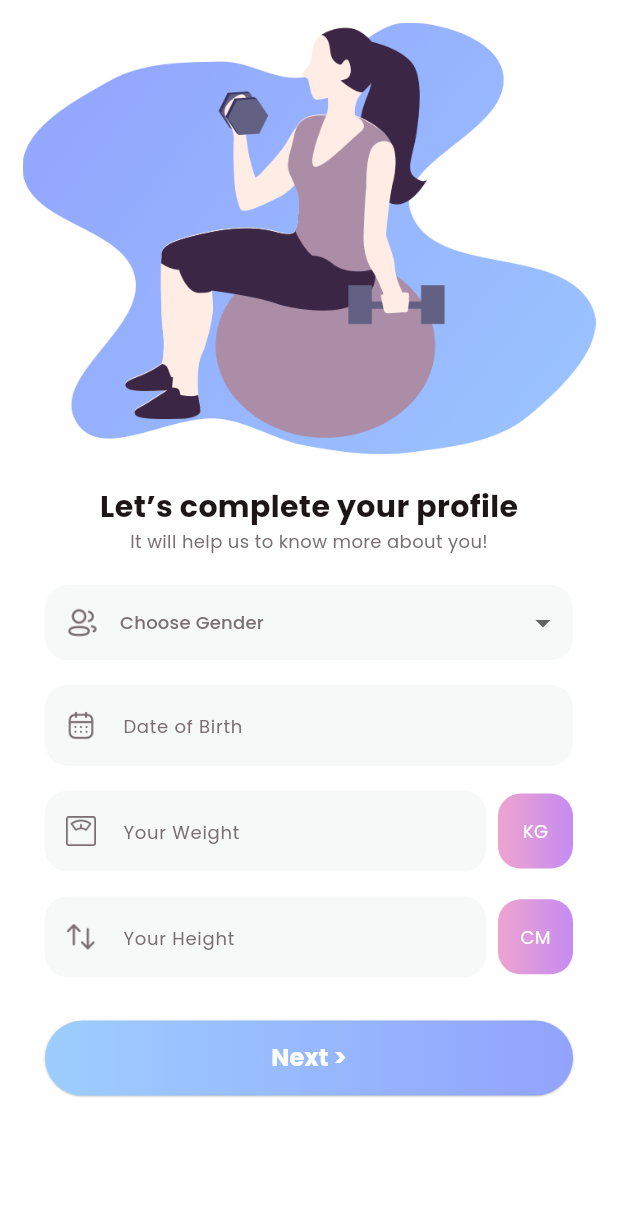
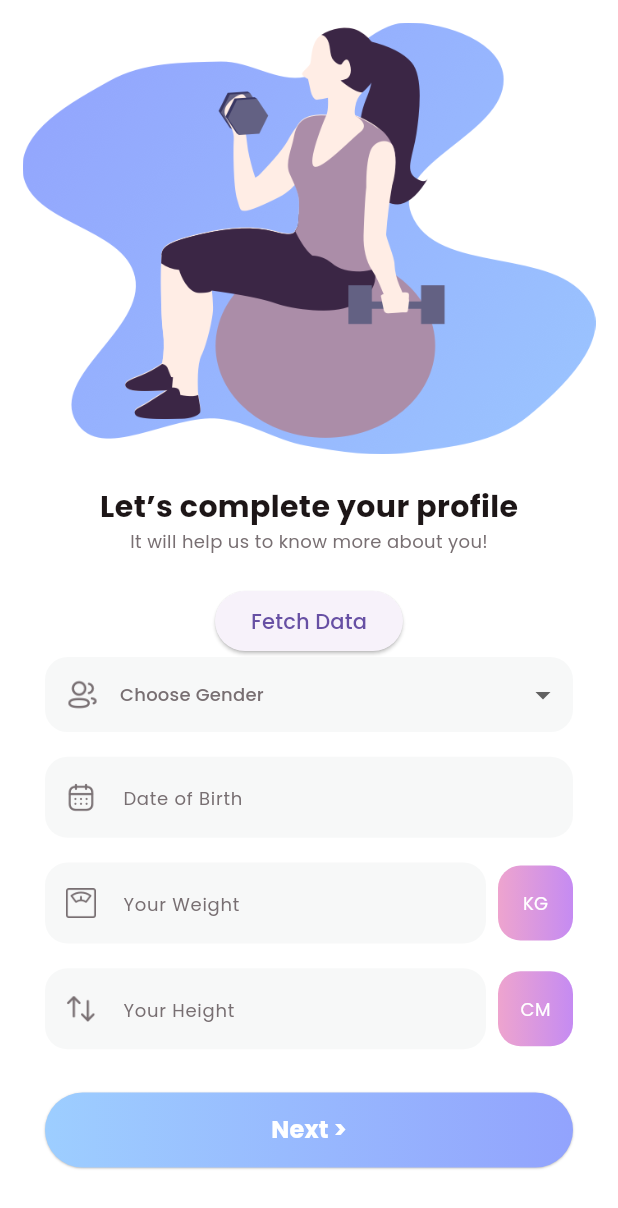
Before and after one commit to Hew01/fitness-app, a Flutter app: the CompleteProfileView screen opened directly, on a phone screen of 412 x 824 dp. Shown: the top 1208 px of the screen. Run offline on Flutter 3.47's test engine with Material 3 defaults, Android fonts, the phone set to English and light mode, and no system bars; drawn by our look-alikes of date_field; our stand-ins replace animated_toggle_switch, carousel_slider, fl_chart, readmore, scrollable_positioned_list, simple_circular_progress_bar; missing offline and left inert: dotted_dashed_line, simple_animation_progress_bar; key blocks and very long unbroken strings in the code were emptied for the run.

Commit message:
fix flow

```diff
--- a/lib/common_widget/round_textfield.dart
+++ b/lib/common_widget/round_textfield.dart
@@ -9,9 +9,10 @@ class RoundTextField extends StatelessWidget {
   final String hitText;
   final String icon;
   final Widget? rigtIcon;
+  final Function()? onTap;
   final bool obscureText;
   final EdgeInsets? margin;
-  const RoundTextField({super.key, required this.hitText, required this.icon, this.controller, this.margin, this.keyboardType, this.obscureText = false , this.rigtIcon });
+  const RoundTextField({super.key, required this.hitText, required this.icon, this.controller, this.onTap, this.margin, this.keyboardType, this.obscureText = false , this.rigtIcon});
 
   @override
   Widget build(BuildContext context) {
@@ -23,6 +24,7 @@ class RoundTextField extends StatelessWidget {
         controller: controller,
         keyboardType: keyboardType,
         obscureText: obscureText,
+        onTap: onTap ?? () {},
         decoration: InputDecoration(
             contentPadding:
                 const EdgeInsets.symmetric(vertical: 15, horizontal: 15),
--- /dev/null
+++ b/lib/controllers/api_service.dart
@@ -0,0 +1,14 @@
+import 'package:http/http.dart' as http;
+import 'dart:convert';
+
+class ApiService {
+  Future<dynamic> fetchData(String url) async {
+    final response = await http.get(Uri.parse(url));
+
+    if (response.statusCode == 200) {
+      return jsonDecode(response.body);
+    } else {
+      throw Exception('Failed to load data');
+    }
+  }
+}
--- a/lib/view/home/home_view.dart
+++ b/lib/view/home/home_view.dart
@@ -252,7 +252,7 @@ class _HomeViewState extends State<HomeView> {
                             fontWeight: FontWeight.w700),
                       ),
                       SizedBox(
-                        width: 70,
+                        width: 80,
                         height: 25,
                         child: RoundButton(
                           title: "Check",
--- a/lib/view/login/complete_profile_view.dart
+++ b/lib/view/login/complete_profile_view.dart
@@ -1,6 +1,13 @@
+import 'dart:convert';
+
 import 'package:fitness/common/colo_extension.dart';
+import 'package:fitness/common/common.dart';
 import 'package:fitness/view/login/what_your_goal_view.dart';
 import 'package:flutter/material.dart';
+import 'package:intl/intl.dart';
+import 'package:date_field/date_field.dart';
+import 'package:fitness/controllers/api_service.dart';
+import 'package:http/http.dart' as http;
 
 import '../../common_widget/round_button.dart';
 import '../../common_widget/round_textfield.dart';
@@ -14,6 +21,26 @@ class CompleteProfileView extends StatefulWidget {
 
 class _CompleteProfileViewState extends State<CompleteProfileView> {
   TextEditingController txtDate = TextEditingController();
+  TextEditingController txtWeight = TextEditingController();
+  TextEditingController txtHeight = TextEditingController();
+  String _selectedGender = "Choose Gender";
+  final ApiService _apiService = ApiService();
+  dynamic _data;
+
+  Future<dynamic> fetchData(String url) async {
+    try {
+      final response = await http.get(Uri.parse(url));
+      if (response.statusCode == 200) {
+        return jsonDecode(response.body);
+      } else {
+        print('Error: ${response.statusCode}');
+        throw Exception('Failed to load data');
+      }
+    } catch (e) {
+      print('Error: $e');
+      throw Exception('Failed to load data');
+    }
+  }
 
   @override
   Widget build(BuildContext context) {
@@ -48,6 +75,13 @@ class _CompleteProfileViewState extends State<CompleteProfileView> {
                 SizedBox(
                   height: media.width * 0.05,
                 ),
+                ElevatedButton(
+                  onPressed: () async {
+                    await fetchData(
+                        'https://runningappapi.onrender.com/api/InitialData'); // replace 'your_url' with the actual URL
+                  },
+                  child: Text('Fetch Data'),
+                ),
                 Padding(
                   padding: const EdgeInsets.symmetric(horizontal: 15.0),
                   child: Column(
@@ -62,16 +96,16 @@ class _CompleteProfileViewState extends State<CompleteProfileView> {
                               alignment: Alignment.center,
                               width: 50,
                               height: 50,
-                                  padding: const EdgeInsets.symmetric(horizontal: 15),
-
+                              padding:
+                                  const EdgeInsets.symmetric(horizontal: 15),
                               child: Image.asset(
                                 "assets/img/gender.png",
                                 width: 20,
                                 height: 20,
                                 fit: BoxFit.contain,
                                 color: TColor.gray,
-                                  )),
-
+                              ),
+                            ),
                             Expanded(
                               child: DropdownButtonHideUnderline(
                                 child: DropdownButton(
@@ -86,28 +120,71 @@ class _CompleteProfileViewState extends State<CompleteProfileView> {
                                             ),
                                           ))
                                       .toList(),
-                                    onChanged: (value) {},
+                                  onChanged: (value) {
+                                    setState(() {
+                                      _selectedGender = value!;
+                                    });
+                                  },
                                   isExpanded: true,
                                   hint: Text(
-                                      "Choose Gender",
+                                    _selectedGender,
                                     style: TextStyle(
                                         color: TColor.gray, fontSize: 12),
                                   ),
                                 ),
                               ),
                             ),
-
-                             const SizedBox(width: 8,)
-
+                            const SizedBox(width: 8),
                           ],
-                          ),),
+                        ),
+                      ),
                       SizedBox(
                         height: media.width * 0.04,
                       ),
-                      RoundTextField(
-                        controller: txtDate,
-                        hitText: "Date of Birth",
-                        icon: "assets/img/date.png",
+                      DateTimeFormField(
+                        decoration: InputDecoration(
+                          filled: true, // Add this line
+                          fillColor: TColor.lightGray,
+                          border: OutlineInputBorder(
+                            borderRadius: BorderRadius.circular(15),
+                          ),
+                          contentPadding: const EdgeInsets.symmetric(
+                              vertical: 15, horizontal: 15),
+                          enabledBorder: OutlineInputBorder(
+                            borderRadius: BorderRadius.circular(15),
+                            borderSide: BorderSide.none, // Add this line
+                          ),
+                          focusedBorder: OutlineInputBorder(
+                            borderRadius: BorderRadius.circular(15),
+                            borderSide: BorderSide.none, // Add this line
+                          ),
+                          hintText: "Date of Birth",
+                          suffixIcon: Container(
+                            width: 0,
+                          ),
+                          prefixIcon: Container(
+                            alignment: Alignment.center,
+                            width: 20,
+                            height: 20,
+                            child: Image.asset(
+                              "assets/img/date.png",
+                              width: 20,
+                              height: 20,
+                              fit: BoxFit.contain,
+                              color: TColor.gray,
+                            ),
+                          ),
+                          hintStyle:
+                              TextStyle(color: TColor.gray, fontSize: 12),
+                        ),
+                        mode: DateTimeFieldPickerMode.date,
+                        onSaved: (date) {
+                          setState(() {
+                            txtDate.text = date != null
+                                ? DateFormat('yyyy-MM-dd').format(date)
+                                : '';
+                          });
+                        },
                       ),
                       SizedBox(
                         height: media.width * 0.04,
@@ -116,7 +193,7 @@ class _CompleteProfileViewState extends State<CompleteProfileView> {
                         children: [
                           Expanded(
                             child: RoundTextField(
-                              controller: txtDate,
+                              controller: txtDate, // Keep this for date input
                               hitText: "Your Weight",
                               icon: "assets/img/weight.png",
                             ),
@@ -149,7 +226,8 @@ class _CompleteProfileViewState extends State<CompleteProfileView> {
                         children: [
                           Expanded(
                             child: RoundTextField(
-                              controller: txtDate,
+                              controller:
+                                  txtHeight, // Create a new controller for weight input
                               hitText: "Your Height",
                               icon: "assets/img/hight.png",
                             ),
--- a/lib/view/login/what_your_goal_view.dart
+++ b/lib/view/login/what_your_goal_view.dart
@@ -99,9 +99,10 @@ class _WhatYourGoalViewState extends State<WhatYourGoalView> {
                   .toList(),
               carouselController: buttonCarouselController,
               options: CarouselOptions(
+                height: media.height * 0.7,
                 autoPlay: false,
                 enlargeCenterPage: true,
-                viewportFraction: 0.7,
+                viewportFraction: 0.6,
                 aspectRatio: 0.74,
                 initialPage: 0,
               ),
--- a/pubspec.yaml
+++ b/pubspec.yaml
@@ -34,8 +34,9 @@ dependencies:
 
   # The following adds the Cupertino Icons font to your application.
   # Use with the CupertinoIcons class for iOS style icons.
+  http: ^0.13.3
   cupertino_icons: ^1.0.2
-  carousel_slider: ^4.2.1
+  carousel_slider: ^5.0.0
   fl_chart: ^0.63.0
   simple_animation_progress_bar: ^1.6.0
   dotted_dashed_line: ^0.0.3
@@ -45,6 +46,7 @@ dependencies:
   calendar_agenda:
     path: dev_lib/calendar_agenda/
   intl: ^0.18.1
+  date_field: ^6.0.0
 
 dependency_overrides:
   intl: ^0.18.1
```
Also changed, not shown: lib/models/user.dart (added, +43 -0 lines), lib/view/login/login_view.dart (+23 -6 lines), lib/view/profile/profile_view.dart (+31 -9 lines), lib/view/profile/setting_view.dart (+93 -89 lines), lib/view/profile/user_view.dart (added, +113 -0 lines), dev_lib/calendar_agenda/pubspec.lock, pubspec.lock. Lines whose indentation alone changed are shown as unchanged.
